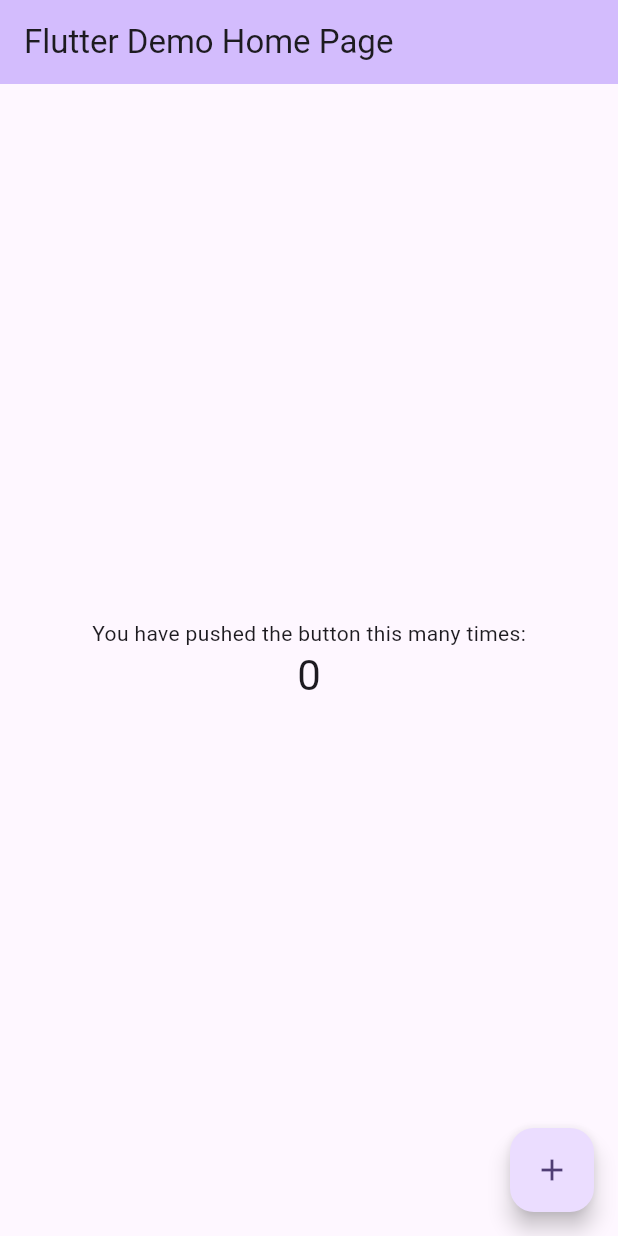
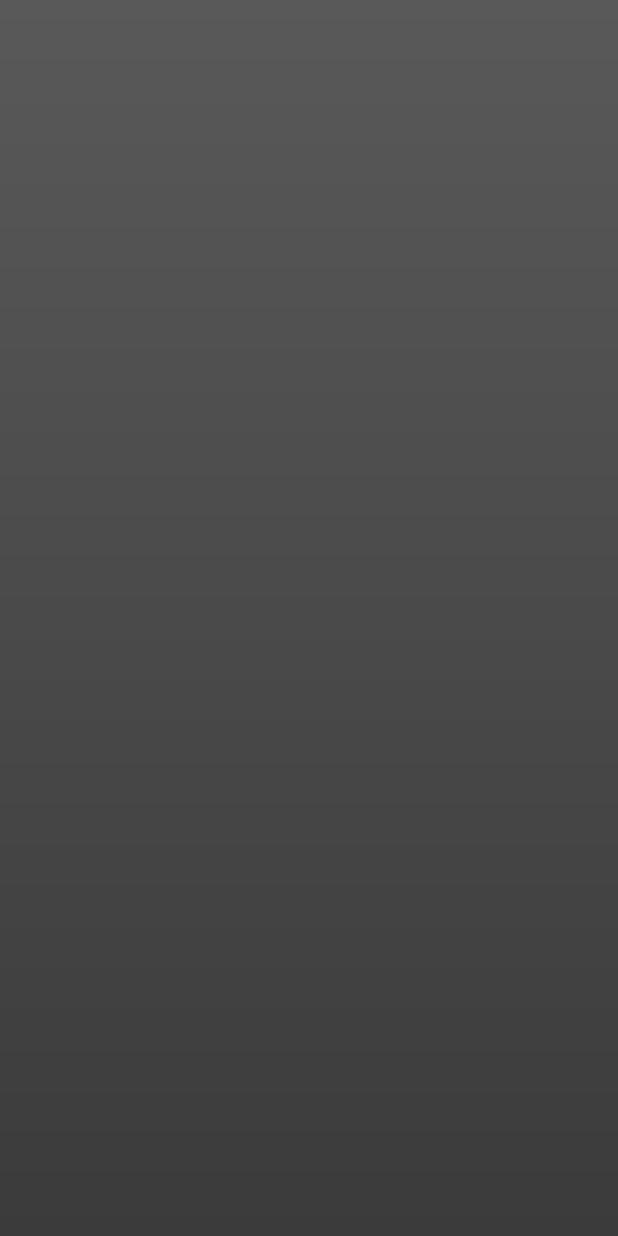
Before and after one commit to Jaermis/sonata_player, a Flutter app: the screen it shows after launch, on a phone screen of 412 x 824 dp. Run offline on Flutter 3.47's test engine with Material 3 defaults, Android fonts, the light colour scheme and no system bars.

Commit message:
added necessary dart files

```diff
--- a/lib/main.dart
+++ b/lib/main.dart
@@ -1,4 +1,5 @@
 import 'package:flutter/material.dart';
+import 'package:sonata_player/screens/home_screen.dart';
 
 void main() {
   runApp(const MyApp());
@@ -7,119 +8,10 @@ void main() {
 class MyApp extends StatelessWidget {
   const MyApp({super.key});
 
-  // This widget is the root of your application.
   @override
   Widget build(BuildContext context) {
     return MaterialApp(
-      title: 'Flutter Demo',
-      theme: ThemeData(
-        // This is the theme of your application.
-        //
-        // TRY THIS: Try running your application with "flutter run". You'll see
-        // the application has a blue toolbar. Then, without quitting the app,
-        // try changing the seedColor in the colorScheme below to Colors.green
-        // and then invoke "hot reload" (save your changes or press the "hot
-        // reload" button in a Flutter-supported IDE, or press "r" if you used
-        // the command line to start the app).
-        //
-        // Notice that the counter didn't reset back to zero; the application
-        // state is not lost during the reload. To reset the state, use hot
-        // restart instead.
-        //
-        // This works for code too, not just values: Most code changes can be
-        // tested with just a hot reload.
-        colorScheme: ColorScheme.fromSeed(seedColor: Colors.deepPurple),
-        useMaterial3: true,
-      ),
-      home: const MyHomePage(title: 'Flutter Demo Home Page'),
+      home: HomeScreen(),
     );
   }
 }
-
-class MyHomePage extends StatefulWidget {
-  const MyHomePage({super.key, required this.title});
-
-  // This widget is the home page of your application. It is stateful, meaning
-  // that it has a State object (defined below) that contains fields that affect
-  // how it looks.
-
-  // This class is the configuration for the state. It holds the values (in this
-  // case the title) provided by the parent (in this case the App widget) and
-  // used by the build method of the State. Fields in a Widget subclass are
-  // always marked "final".
-
-  final String title;
-
-  @override
-  State<MyHomePage> createState() => _MyHomePageState();
-}
-
-class _MyHomePageState extends State<MyHomePage> {
-  int _counter = 0;
-
-  void _incrementCounter() {
-    setState(() {
-      // This call to setState tells the Flutter framework that something has
-      // changed in this State, which causes it to rerun the build method below
-      // so that the display can reflect the updated values. If we changed
-      // _counter without calling setState(), then the build method would not be
-      // called again, and so nothing would appear to happen.
-      _counter++;
-    });
-  }
-
-  @override
-  Widget build(BuildContext context) {
-    // This method is rerun every time setState is called, for instance as done
-    // by the _incrementCounter method above.
-    //
-    // The Flutter framework has been optimized to make rerunning build methods
-    // fast, so that you can just rebuild anything that needs updating rather
-    // than having to individually change instances of widgets.
-    return Scaffold(
-      appBar: AppBar(
-        // TRY THIS: Try changing the color here to a specific color (to
-        // Colors.amber, perhaps?) and trigger a hot reload to see the AppBar
-        // change color while the other colors stay the same.
-        backgroundColor: Theme.of(context).colorScheme.inversePrimary,
-        // Here we take the value from the MyHomePage object that was created by
-        // the App.build method, and use it to set our appbar title.
-        title: Text(widget.title),
-      ),
-      body: Center(
-        // Center is a layout widget. It takes a single child and positions it
-        // in the middle of the parent.
-        child: Column(
-          // Column is also a layout widget. It takes a list of children and
-          // arranges them vertically. By default, it sizes itself to fit its
-          // children horizontally, and tries to be as tall as its parent.
-          //
-          // Column has various properties to control how it sizes itself and
-          // how it positions its children. Here we use mainAxisAlignment to
-          // center the children vertically; the main axis here is the vertical
-          // axis because Columns are vertical (the cross axis would be
-          // horizontal).
-          //
-          // TRY THIS: Invoke "debug painting" (choose the "Toggle Debug Paint"
-          // action in the IDE, or press "p" in the console), to see the
-          // wireframe for each widget.
-          mainAxisAlignment: MainAxisAlignment.center,
-          children: <Widget>[
-            const Text(
-              'You have pushed the button this many times:',
-            ),
-            Text(
-              '$_counter',
-              style: Theme.of(context).textTheme.headlineMedium,
-            ),
-          ],
-        ),
-      ),
-      floatingActionButton: FloatingActionButton(
-        onPressed: _incrementCounter,
-        tooltip: 'Increment',
-        child: const Icon(Icons.add),
-      ), // This trailing comma makes auto-formatting nicer for build methods.
-    );
-  }
-}
--- /dev/null
+++ b/lib/screens/home_screen.dart
@@ -0,0 +1,30 @@
+import 'package:flutter/material.dart';
+
+class HomeScreen extends StatelessWidget {
+  const HomeScreen({super.key});
+
+  @override
+  Widget build(BuildContext context) {
+    return
+
+    Container(
+      decoration: BoxDecoration(
+        gradient: LinearGradient(
+          begin: Alignment.topCenter,
+          end: Alignment.bottomCenter,
+          colors: [
+            Colors.black.withOpacity(90),
+            Colors.black.withOpacity(60),
+          ],
+          ),
+      ),
+      child: Scaffold(
+        backgroundColor: Colors.transparent,
+        appBar: AppBar(
+          backgroundColor: Colors.transparent,
+        ),
+        body: Container(),
+      ),
+    );
+  }
+}
```
Also changed, not shown: lib/models/models.dart (added), lib/models/playlist_model.dart (added), lib/models/song_model.dart (added), lib/screens/playlist_screen.dart (added), lib/screens/screens.dart (added), lib/screens/song_screen.dart (added), lib/widgets/widgets.dart (added).
